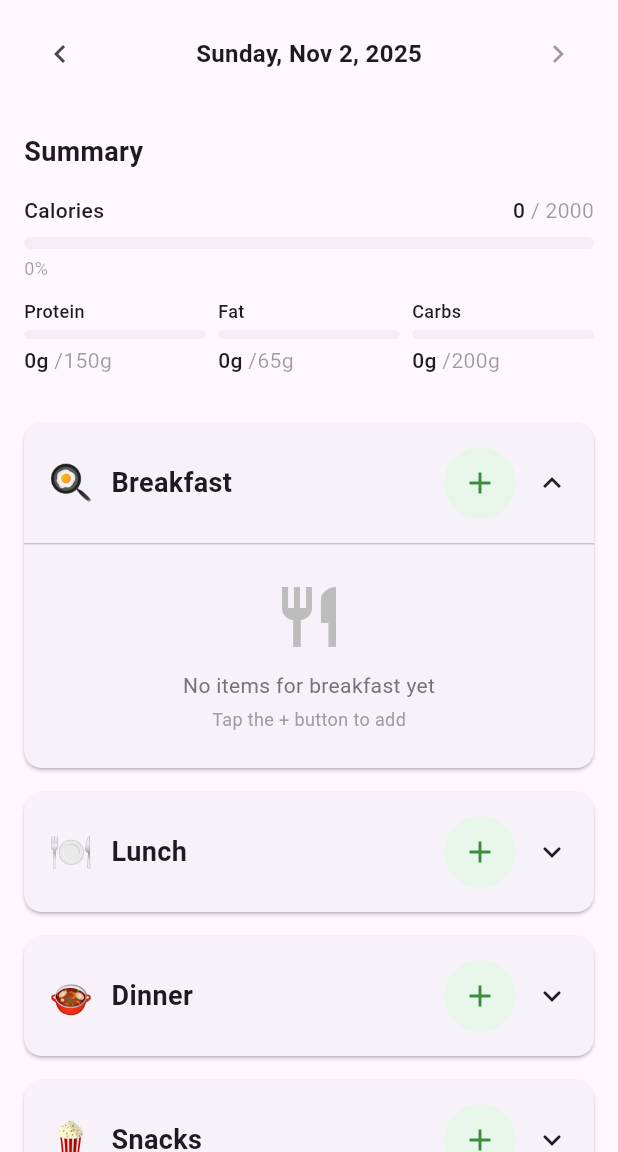
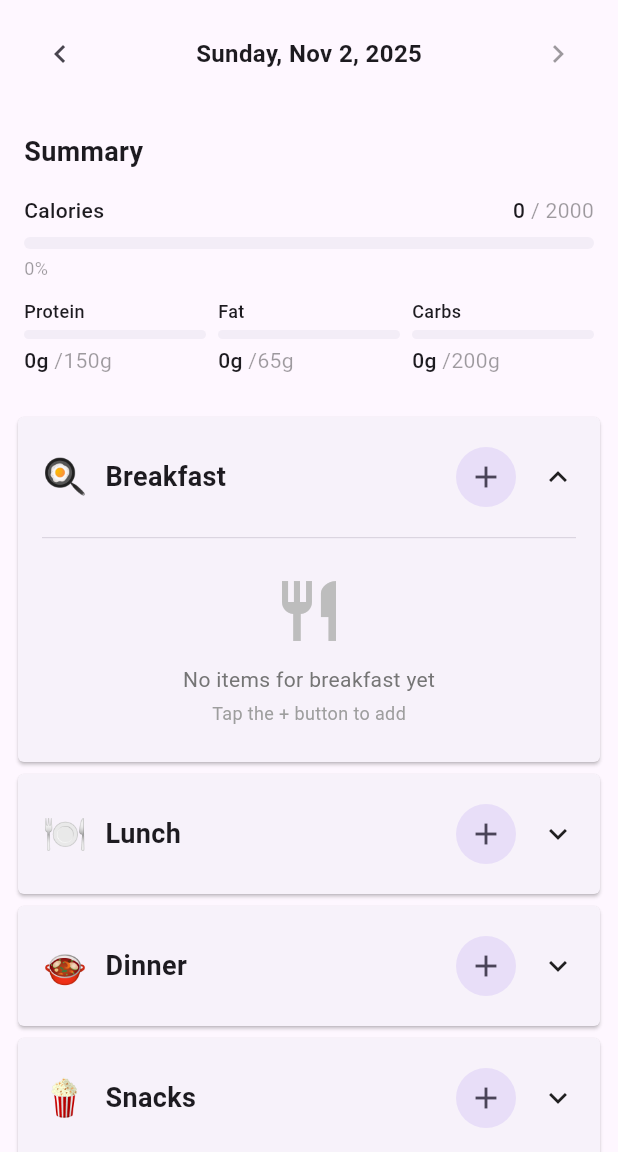
Before and after one commit to alesdrobysh/purecal, a Flutter app: the screen it shows after launch, on a phone screen of 412 x 824 dp, the part 84-1236 px from its top. Run offline on Flutter 3.47's test engine with Material 3 defaults, Android fonts, the phone set to English and light mode, and no system bars; our stand-ins replace fl_chart, image_picker, shared_preferences, sqflite; missing offline and left inert: mobile_scanner, openfoodfacts; accounts and stored records are empty.

Commit message:
Refine meal section UI
Adjust spacing, corner radii, and button styles for a more cohesive and
subtle visual presentation. Flattens individual entry cards and
customizes divider for improved clarity.

Signed-off-by: Ales Drobysh <drobysh.ales@gmail.com>

```diff
--- a/lib/widgets/meal_section.dart
+++ b/lib/widgets/meal_section.dart
@@ -48,10 +48,12 @@ class _MealSectionState extends State<MealSection> {
         final entries = provider.getEntriesByMealType(widget.mealType);
         final calories = provider.getMealCalories(widget.mealType);
         final count = entries.length;
-        final theme = Theme.of(context);
 
         return Card(
-          margin: const EdgeInsets.symmetric(horizontal: 16, vertical: 8),
+          margin: const EdgeInsets.symmetric(horizontal: 12, vertical: 4),
+          shape: RoundedRectangleBorder(
+            borderRadius: BorderRadius.circular(4),
+          ),
           child: Column(
             children: [
               InkWell(
@@ -93,18 +95,9 @@ class _MealSectionState extends State<MealSection> {
                           ],
                         ),
                       ),
-                      IconButton(
+                      IconButton.filledTonal(
                         onPressed: () => _openSearch(context),
                         icon: const Icon(Icons.add),
-                        style: IconButton.styleFrom(
-                          backgroundColor: theme.brightness == Brightness.light
-                              ? Colors.green[50]
-                              : Colors.green[700],
-                          foregroundColor: theme.brightness == Brightness.light
-                              ? Colors.green[700]
-                              : Colors.green[50],
-                          padding: const EdgeInsets.all(12),
-                        ),
                         tooltip: 'Add product',
                       ),
                       const SizedBox(width: 12),
@@ -118,7 +111,8 @@ class _MealSectionState extends State<MealSection> {
                 ),
               ),
               if (_isExpanded) ...[
-                const Divider(height: 1),
+                const Divider(
+                    height: 1, indent: 16, endIndent: 16, thickness: 0.5),
                 if (entries.isEmpty)
                   Padding(
                     padding: const EdgeInsets.symmetric(
@@ -155,11 +149,6 @@ class _MealSectionState extends State<MealSection> {
                   ListView.builder(
                     shrinkWrap: true,
                     physics: const NeverScrollableScrollPhysics(),
-                    padding: const EdgeInsets.only(
-                      left: 16,
-                      right: 16,
-                      bottom: 16,
-                    ),
                     itemCount: entries.length,
                     itemBuilder: (context, index) {
                       final entry = entries[index];
@@ -177,7 +166,7 @@ class _MealSectionState extends State<MealSection> {
   Widget _buildEntryCard(
       BuildContext context, DiaryEntry entry, DiaryProvider provider) {
     return Card(
-      margin: const EdgeInsets.only(bottom: 8),
+      elevation: 0,
       child: InkWell(
         onLongPress: () => _showEntryOptions(context, entry, provider),
         child: Padding(
@@ -186,7 +175,7 @@ class _MealSectionState extends State<MealSection> {
             children: [
               if (entry.imageUrl != null)
                 ClipRRect(
-                  borderRadius: BorderRadius.circular(8),
+                  borderRadius: BorderRadius.circular(4),
                   child: Image.network(
                     entry.imageUrl!,
                     width: 50,
```
